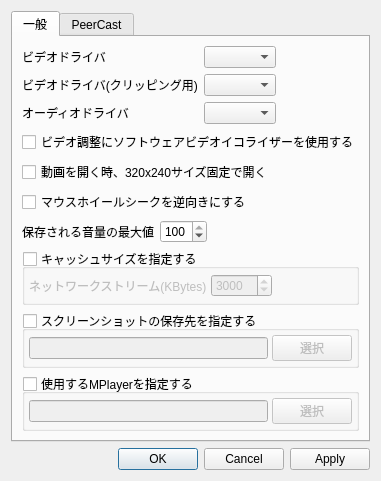
This is src/configdialog.ui in nelkana/PurePlayer_As as Qt 5 draws it before an edit. The edited form follows.
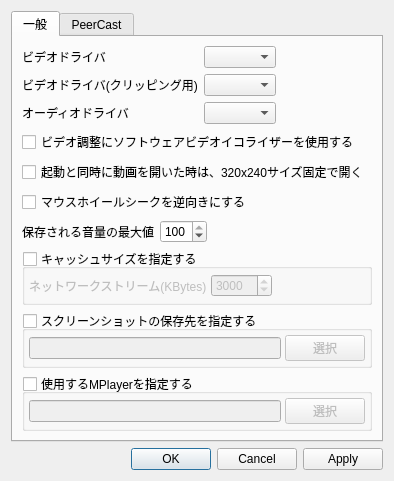
This is the edited form. Custom widgets are drawn as their Qt base class.

Commit message: 動画を指定してプレイヤーを起動した時のみ、ウィンドウリサイズする様にする

The edit to the form file:
```diff
--- a/src/configdialog.ui
+++ b/src/configdialog.ui
@@ -6,8 +6,8 @@
    <rect>
     <x>0</x>
     <y>0</y>
-    <width>376</width>
-    <height>464</height>
+    <width>394</width>
+    <height>455</height>
    </rect>
   </property>
   <property name="windowTitle">
@@ -115,7 +115,7 @@
           <string>無効の場合は、50%サイズで開きます。</string>
          </property>
          <property name="text">
-          <string>動画を開く時、320x240サイズ固定で開く</string>
+          <string>起動と同時に動画を開いた時は、320x240サイズ固定で開く</string>
          </property>
         </widget>
        </item>
```
Left out of the diff: 3 changed lines with no effect on the pictures. The commit also changes 3 other files.
